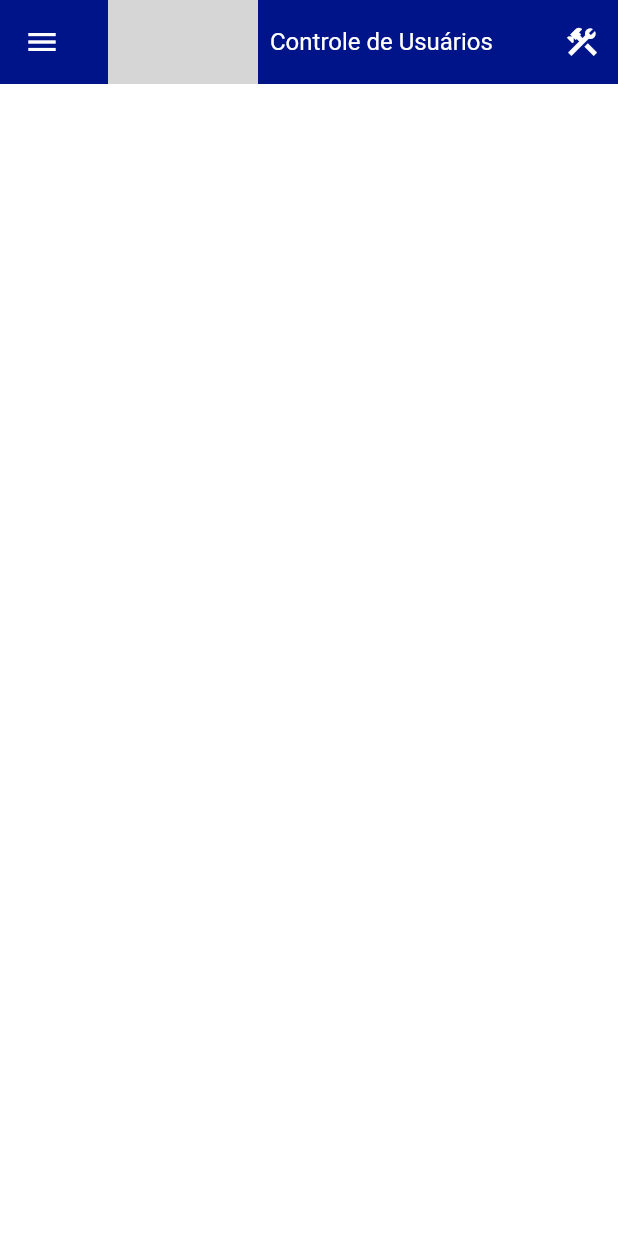
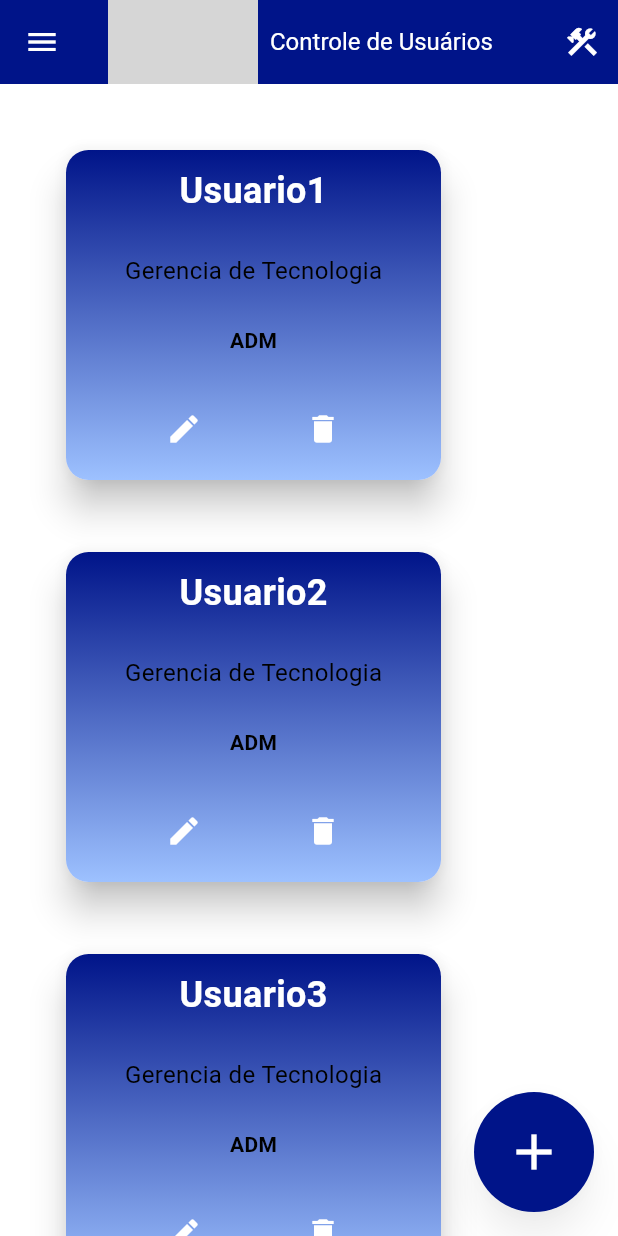
Before and after one commit to murilomolina/PI_Metro, a Flutter app: the ControleUsuarios screen opened directly, on a phone screen of 412 x 824 dp. Run offline on Flutter 3.47's test engine with Material 3 defaults, Android fonts, the phone set to English and light mode, and no system bars; our stand-ins replace permission_handler, qr_flutter; grey boxes are pictures that could not be loaded.

Commit message:
exemplo de estilo e placeholders da página de controle de usuarios

```diff
--- a/metro_web/lib/pages/controle_usuarios.dart
+++ b/metro_web/lib/pages/controle_usuarios.dart
@@ -1,29 +1,120 @@
 import 'package:flutter/material.dart';
+import 'package:flutter/widgets.dart';
+import 'package:metro_web/widgets/card_usuario.dart';
 import 'package:metro_web/widgets/custom_app_bar.dart';
 import 'package:metro_web/widgets/custom_drawer.dart';
 
 class ControleUsuarios extends StatelessWidget {
+
   const ControleUsuarios({super.key});
 
   @override
   Widget build(BuildContext context) {
-    return const Scaffold(
-      appBar: CustomAppBar(titulo: 'Controle de Usuários'),
-      drawer: CustomDrawer(pagType: 1), // 1 para páginas que não são a página principal
-      body: SingleChildScrollView(
+    return Scaffold(
+      appBar: const CustomAppBar(titulo: 'Controle de Usuários'), floatingActionButton: botaoAdd(context),
+      drawer: const CustomDrawer(pagType: 1), // 1 para páginas que não são a página principal
+      body: const SingleChildScrollView(
         scrollDirection: Axis.vertical,
+        child: Padding(
+          padding: EdgeInsets.all(40.0),
           child: Column(
+            mainAxisAlignment: MainAxisAlignment.center,
+            crossAxisAlignment: CrossAxisAlignment.center,
             children: [
               Wrap(
-              spacing: 8.0,
-              runSpacing: 8.0,
+                spacing: 40.0,
+                runSpacing: 40.0,
                 children: [
-
+                  Cardusuario(usuario: 'Usuario1', funcao: 'ADM', ocupacao: 'Gerencia de Tecnologia'),
+                  Cardusuario(usuario: 'Usuario2', funcao: 'ADM', ocupacao: 'Gerencia de Tecnologia'),
+                  Cardusuario(usuario: 'Usuario3', funcao: 'ADM', ocupacao: 'Gerencia de Tecnologia'),
+                  Cardusuario(usuario: 'Usuario4', funcao: 'ADM', ocupacao: 'Gerencia de Tecnologia'),
+                  Cardusuario(usuario: 'Usuario5', funcao: 'ADM', ocupacao: 'Gerencia de Tecnologia'),
+                  Cardusuario(usuario: 'Usuario6', funcao: 'ADM', ocupacao: 'Gerencia de Tecnologia'),
+                  Cardusuario(usuario: 'Usuario7', funcao: 'ADM', ocupacao: 'Gerencia de Tecnologia'),
                 ],
               ),
             ],
           ),
         ),
+      ),
+    );
+  }
+
+  Widget botaoAdd(context){
+    return ElevatedButton(
+      onPressed: () {
+        _showAddUserDialog(context);
+      },
+      style: ElevatedButton.styleFrom(
+        shape: const CircleBorder(),
+        padding: const EdgeInsets.all(20),
+        backgroundColor: Theme.of(context).primaryColor,
+        shadowColor: Colors.black.withOpacity(0.3),
+        elevation: 10,
+      ),
+      child: const Icon(
+        Icons.add,
+        size: 40,
+        color: Colors.white,
+      ),
+    );
+  }
+
+  // Método para mostrar o diálogo de adição de usuário
+  void _showAddUserDialog(BuildContext context) {
+    final TextEditingController usuarioController = TextEditingController();
+    final TextEditingController senhaController = TextEditingController();
+    final TextEditingController ocupacaoController = TextEditingController();
+    final TextEditingController funcaoController = TextEditingController();
+
+    showDialog(
+      context: context,
+      builder: (BuildContext context) {
+        return AlertDialog(
+          title: const Text('Adicionar Usuário'),
+          content: SingleChildScrollView(
+            child: Column(
+              mainAxisSize: MainAxisSize.min,
+              children: [
+                TextField(
+                  controller: usuarioController,
+                  decoration: const InputDecoration(labelText: 'Nome de Usuário'),
+                ),
+                TextField(
+                  controller: senhaController,
+                  decoration: const InputDecoration(labelText: 'Senha'),
+                  obscureText: true, // Esconder o texto da senha
+                ),
+                TextField(
+                  controller: ocupacaoController,
+                  decoration: const InputDecoration(labelText: 'Ocupação'),
+                ),
+                TextField(
+                  controller: funcaoController,
+                  decoration: const InputDecoration(labelText: 'Função'),
+                ),
+              ],
+            ),
+          ),
+          actions: [
+            TextButton(
+              onPressed: () {
+                // implementar a lógica de adicionar o usuário (futuramente)
+                print("Usuário: ${usuarioController.text}, Senha: ${senhaController.text}, Ocupação: ${ocupacaoController.text}, Função: ${funcaoController.text}");
+                Navigator.of(context).pop();
+              },
+              child: const Text('Adicionar'),
+            ),
+            TextButton(
+              onPressed: () {
+                Navigator.of(context).pop();
+              },
+              child: const Text('Cancelar'),
+            ),
+          ],
+        );
+      },
     );
   }
 }
--- /dev/null
+++ b/metro_web/lib/widgets/card_usuario.dart
@@ -0,0 +1,158 @@
+import 'package:flutter/material.dart';
+
+class Cardusuario extends StatelessWidget {
+  final String usuario;
+  final String funcao;
+  final String ocupacao;
+
+  const Cardusuario({super.key, required this.usuario, required this.funcao, required this.ocupacao});
+
+  @override
+  Widget build(BuildContext context) {
+    return Card(
+      elevation: 10,
+      shape: RoundedRectangleBorder(
+        borderRadius: BorderRadius.circular(15),
+      ),
+      child: Container(
+        decoration: BoxDecoration(
+          gradient: LinearGradient(
+            colors: [
+              const Color.fromARGB(255, 157, 193, 255),
+              Theme.of(context).primaryColor,
+            ], // Gradiente de fundo
+            begin: Alignment.bottomCenter,
+            end: Alignment.topCenter,
+          ),
+          borderRadius: BorderRadius.circular(15),
+        ),
+        width: 250,
+        height: 220,
+        padding: const EdgeInsets.all(10),
+        child: Column(
+          crossAxisAlignment: CrossAxisAlignment.center,
+          mainAxisAlignment: MainAxisAlignment.spaceBetween,
+          children: [
+            Text(
+              usuario,
+              style: const TextStyle(
+                fontSize: 24,
+                fontWeight: FontWeight.bold,
+                color: Colors.white,
+              ),
+            ),
+            Text(
+              ocupacao,
+              style: const TextStyle(
+                fontSize: 16,
+                color: Colors.black,
+              ),
+            ),
+            Text(
+              funcao,
+              style: const TextStyle(
+                fontSize: 14,
+                fontWeight: FontWeight.bold,
+                color: Colors.black,
+              ),
+            ),
+            // Botões de Editar e Excluir
+            Row(
+              mainAxisAlignment: MainAxisAlignment.spaceEvenly,
+              children: [
+                IconButton(
+                  icon: const Icon(Icons.edit, color: Colors.white),
+                  onPressed: () {
+                    _showEditDialog(context);
+                  },
+                ),
+                IconButton(
+                  icon: const Icon(Icons.delete, color: Colors.white),
+                  onPressed: () {
+                    _showDeleteConfirmationDialog(context);
+                  },
+                ),
+              ],
+            ),
+          ],
+        ),
+      ),
+    );
+  }
+
+  void _showEditDialog(BuildContext context) {
+    final TextEditingController usuarioController = TextEditingController(text: usuario);
+    final TextEditingController funcaoController = TextEditingController(text: funcao);
+    final TextEditingController ocupacaoController = TextEditingController(text: ocupacao);
+
+    showDialog(
+      context: context,
+      builder: (BuildContext context) {
+        return AlertDialog(
+          title: const Text('Editar Usuário'),
+          content: Column(
+            mainAxisSize: MainAxisSize.min,
+            children: [
+              TextField(
+                controller: usuarioController,
+                decoration: const InputDecoration(labelText: 'Usuário'),
+              ),
+              TextField(
+                controller: funcaoController,
+                decoration: const InputDecoration(labelText: 'Função'),
+              ),
+              TextField(
+                controller: ocupacaoController,
+                decoration: const InputDecoration(labelText: 'Ocupação'),
+              ),
+            ],
+          ),
+          actions: [
+            TextButton(
+              onPressed: () {
+                // implementar a lógica de salvar as alterações
+                print("Usuário: ${usuarioController.text}, Função: ${funcaoController.text}, Ocupação: ${ocupacaoController.text}");
+                Navigator.of(context).pop();
+              },
+              child: const Text('Salvar'),
+            ),
+            TextButton(
+              onPressed: () {
+                Navigator.of(context).pop();
+              },
+              child: const Text('Cancelar'),
+            ),
+          ],
+        );
+      },
+    );
+  }
+
+  void _showDeleteConfirmationDialog(BuildContext context) {
+    showDialog(
+      context: context,
+      builder: (BuildContext context) {
+        return AlertDialog(
+          title: const Text('Confirmar Exclusão'),
+          content: const Text('Tem certeza que deseja excluir este usuário?'),
+          actions: [
+            TextButton(
+              onPressed: () {
+                // implementar a lógica de exclusão do usuário
+                print("Usuário excluído: $usuario");
+                Navigator.of(context).pop();
+              },
+              child: const Text('Excluir'),
+            ),
+            TextButton(
+              onPressed: () {
+                Navigator.of(context).pop();
+              },
+              child: const Text('Cancelar'),
+            ),
+          ],
+        );
+      },
+    );
+  }
+}
```
Lines whose indentation alone changed are shown as unchanged.
